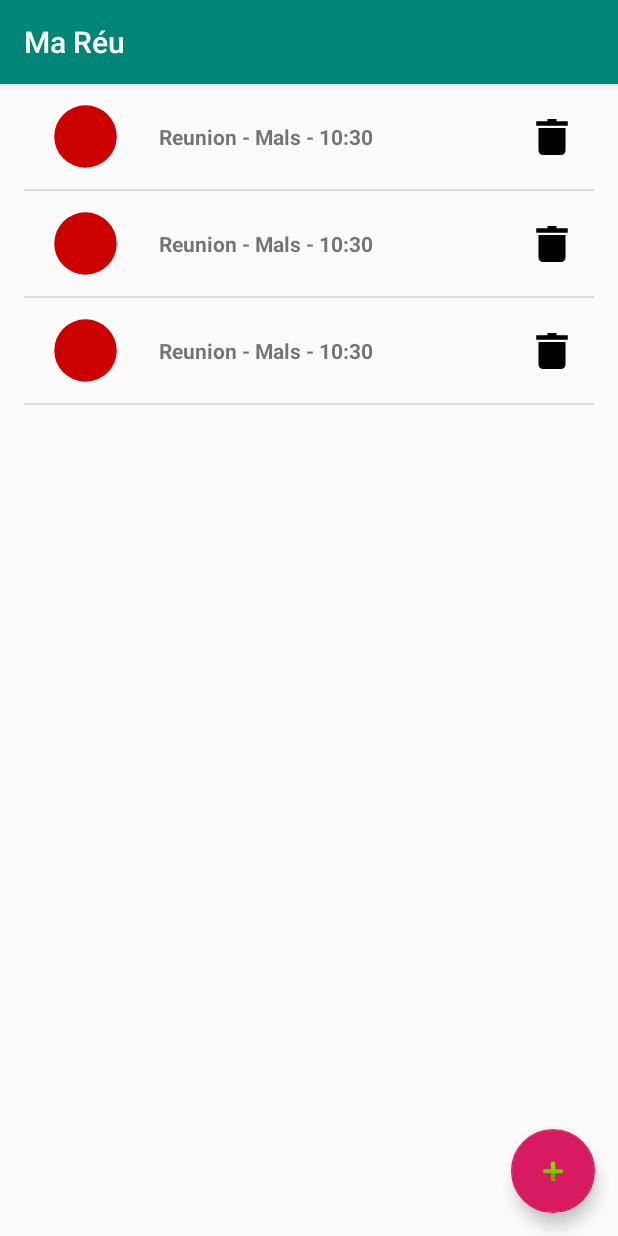
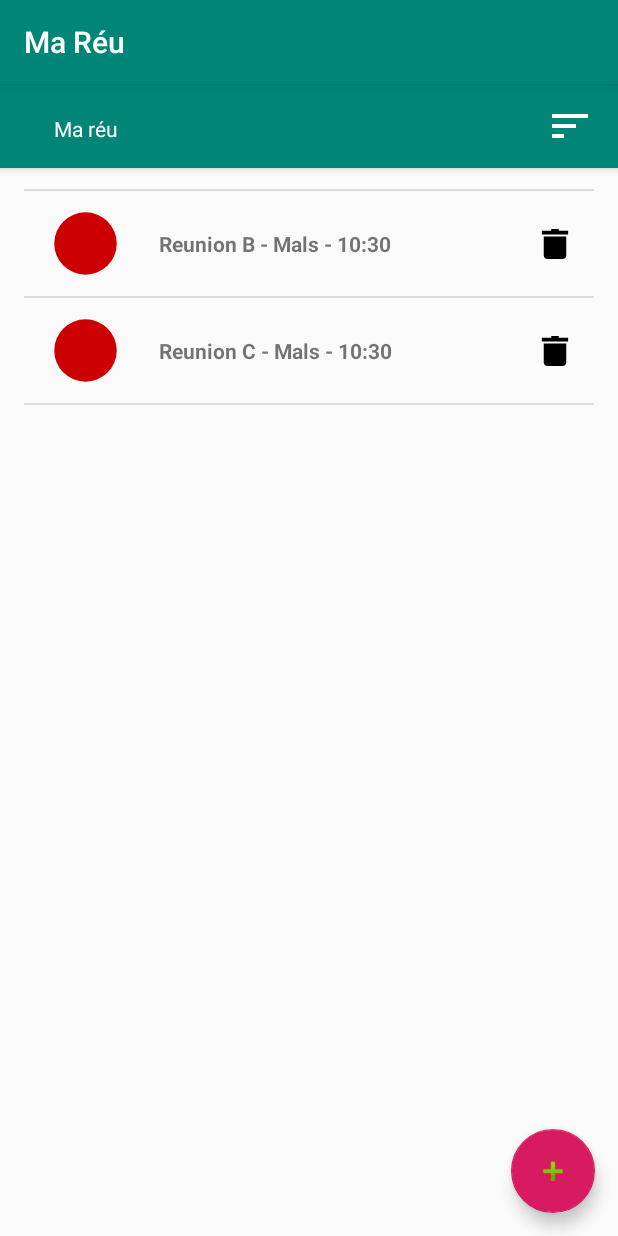
Before and after one commit to Philippeclass/P4_ANDROID_OC, an Android app: the screen it shows after launch (MainActivity), on a phone screen of 412 x 824 dp. Run offline under Robolectric (Android 15) with nearby library versions, the phone set to English and light mode, and no system bars; our stand-ins replace ButterKnife, EventBus.

Commit message:
Added SortBtn in layout main_activity

```diff
--- a/app/src/main/java/com/philippe/mareu/service/DummyMeetingGenerator.java
+++ b/app/src/main/java/com/philippe/mareu/service/DummyMeetingGenerator.java
@@ -12,9 +12,9 @@ public abstract class DummyMeetingGenerator {
     public static List<Meeting> DUMMY_MEETING = Arrays.asList(
 
 
-    new Meeting(1, "Reunion", Calendar.getInstance().getTime(), "Salle A", "Paech", "Mals","Vlue" ),
-    new Meeting(2, "Reunion",Calendar.getInstance().getTime(), "Salle B", "Paech", "Mals","Vlue"),
-    new Meeting(3,"Reunion",Calendar.getInstance().getTime(), "Salle C", "Paech", "Mals","Vlue")
+    new Meeting(1, "Reunion A", Calendar.getInstance().getTime(), "Salle A", "Paech", "Mals","Vlue" ),
+    new Meeting(2, "Reunion B",Calendar.getInstance().getTime(), "Salle B", "Mario", "Mals","Vlue"),
+    new Meeting(3,"Reunion C",Calendar.getInstance().getTime(), "Salle C", "Luigi", "Mals","Vlue")
 
     );
 
--- /dev/null
+++ b/app/src/main/res/drawable/ic_sort.xml
@@ -0,0 +1,6 @@
+<vector android:height="24dp" android:viewportHeight="384"
+    android:viewportWidth="384" android:width="24dp" xmlns:android="http://schemas.android.com/apk/res/android">
+    <path android:fillColor="#FF000000" android:pathData="M0,277.333h128v42.667h-128z"/>
+    <path android:fillColor="#FF000000" android:pathData="M0,170.667h256v42.667h-256z"/>
+    <path android:fillColor="#FF000000" android:pathData="M0,64h384v42.667h-384z"/>
+</vector>
--- a/app/src/main/res/layout/activity_main.xml
+++ b/app/src/main/res/layout/activity_main.xml
@@ -6,6 +6,38 @@
     android:layout_width="match_parent"
     android:layout_height="match_parent"
     tools:context=".ui.MainActivity">
+
+    <androidx.appcompat.widget.Toolbar
+        android:id="@+id/Toolbar"
+        android:layout_width="match_parent"
+        android:layout_height="?attr/actionBarSize"
+        android:layout_alignParentStart="true"
+        android:layout_alignParentTop="true"
+        android:layout_alignParentEnd="true"
+        android:background="@color/colorPrimary"
+        android:elevation="4dp"
+        app:layout_constraintEnd_toEndOf="parent"
+        app:layout_constraintTop_toTopOf="parent">
+
+        <TextView
+            android:layout_width="wrap_content"
+            android:layout_height="match_parent"
+            android:padding="20dp"
+            android:text="Ma réu"
+            android:textColor="@color/cardview_light_background"/>
+
+        <ImageButton
+            android:id="@+id/sort_btn"
+            android:layout_width="wrap_content"
+            android:layout_height="wrap_content"
+            android:layout_gravity="end"
+            android:background="@null"
+            android:padding="20dp"
+            android:src="@drawable/ic_sort"
+            android:tint="@android:color/white" />
+
+
+    </androidx.appcompat.widget.Toolbar>
 <FrameLayout
     android:id="@+id/container"
     android:layout_width="match_parent"
--- a/app/src/main/res/layout/fragment_meeting.xml
+++ b/app/src/main/res/layout/fragment_meeting.xml
@@ -34,13 +34,17 @@
 
     <ImageButton
         android:id="@+id/item_list_delete_button"
-        android:layout_width="wrap_content"
-        android:layout_height="wrap_content"
         android:layout_marginEnd="16dp"
         android:background="@null"
         app:layout_constraintBottom_toBottomOf="@+id/item_list_name"
         app:layout_constraintEnd_toEndOf="parent"
         app:layout_constraintTop_toTopOf="@+id/item_list_name"
-        app:srcCompat="@drawable/ic_delete" />
+        app:srcCompat="@drawable/ic_delete"
+        android:layout_width="20dp"
+        android:layout_height="20dp"
+        android:adjustViewBounds="true"
+        android:scaleType="fitXY"
+
+        />
 
 </androidx.constraintlayout.widget.ConstraintLayout>
```
